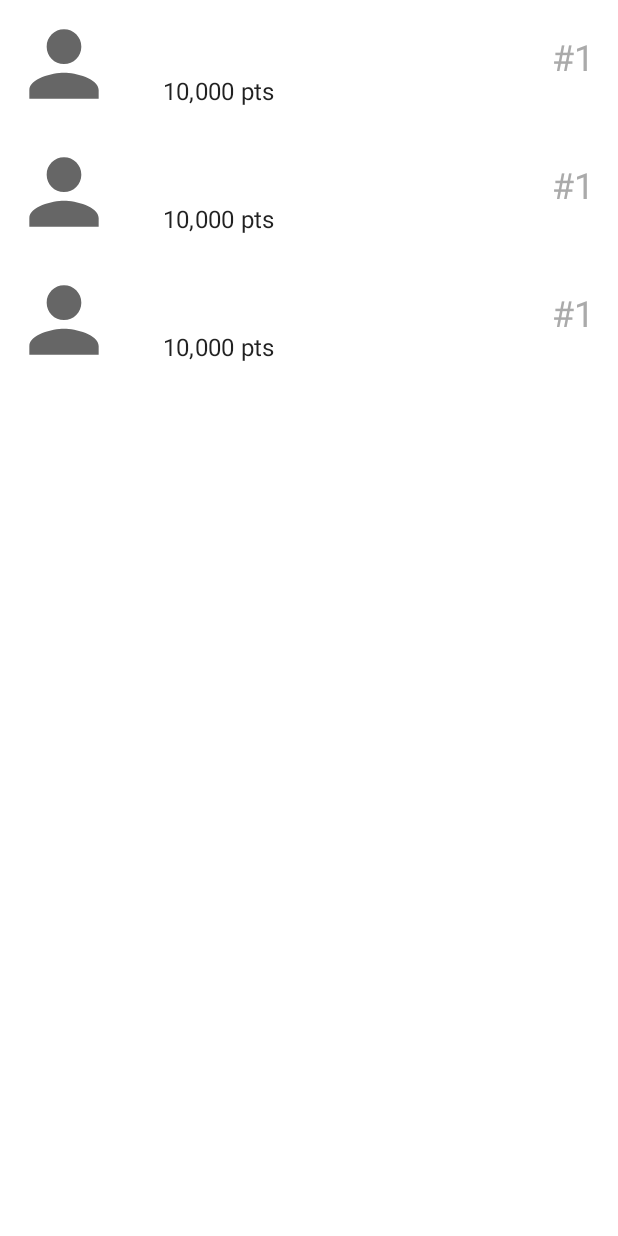
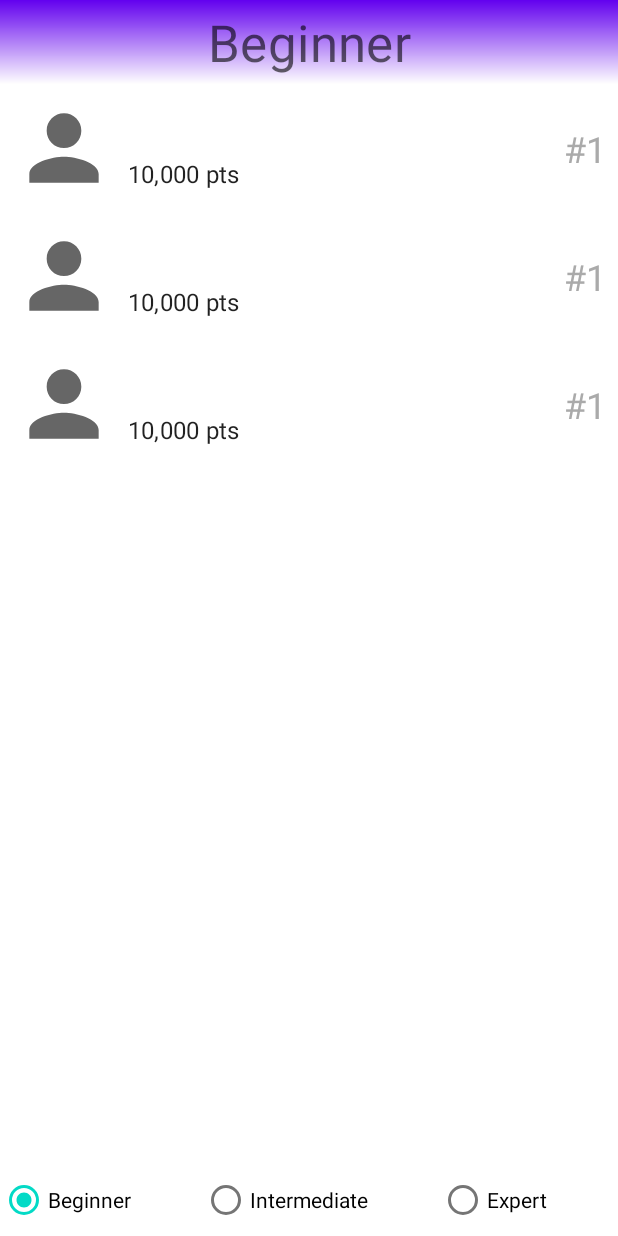
Before and after one commit to cohenItay/TopTapper, an Android app: the layout fragment_leaderboard.xml on its own in the app's theme, with its tools: preview values and no code run, on a phone screen of 412 x 824 dp. Run offline under Robolectric (Android 15) with nearby library versions, the phone set to English and light mode, and no system bars.

Commit message:
core game is done

```diff
--- a/app/build.gradle
+++ b/app/build.gradle
@@ -34,7 +34,6 @@ dependencies {
     implementation "androidx.room:room-rxjava2:$room_version"
     implementation "io.reactivex.rxjava2:rxandroid:2.0.1"
     implementation "androidx.navigation:navigation-fragment:$nav_version"
-    implementation 'com.google.code.gson:gson:2.8.6'
     implementation "androidx.navigation:navigation-ui:$nav_version"
     implementation 'com.google.android.material:material:1.2.1'
     implementation fileTree(dir: "libs", include: ["*.jar"])
--- a/app/src/main/java/com/itaycohen/toptapper/App.java
+++ b/app/src/main/java/com/itaycohen/toptapper/App.java
@@ -2,6 +2,8 @@ package com.itaycohen.toptapper;
 
 import android.app.Application;
 import android.content.Context;
+
+import com.itaycohen.toptapper.repos.UserRepository;
 
 public class App extends Application {
 
@@ -11,6 +13,7 @@ public class App extends Application {
     public void onCreate() {
         super.onCreate();
         appContext = this;
+        UserRepository.getInstance().init(appContext);
     }
 
     public static Context getAppContext() {
--- a/app/src/main/java/com/itaycohen/toptapper/db/AppDatabase.java
+++ b/app/src/main/java/com/itaycohen/toptapper/db/AppDatabase.java
@@ -18,7 +18,8 @@ public abstract class AppDatabase extends RoomDatabase {
     public static AppDatabase getInstance() {
         if (instance == null){
             instance = Room.databaseBuilder(App.getAppContext(),
-                    AppDatabase.class, "app_database").build();
+                    AppDatabase.class, "app_database")
+                    .build();
         }
         return instance;
     }
--- a/app/src/main/java/com/itaycohen/toptapper/db/room_helpers/UserAndRecords.java
+++ b/app/src/main/java/com/itaycohen/toptapper/db/room_helpers/UserAndRecords.java
@@ -10,8 +10,8 @@ public class UserAndRecords {
     @Embedded
     public UserModel userModel;
     @Relation(
-            parentColumn = "id",
-            entityColumn = "user_id"
+            parentColumn = "user_name",
+            entityColumn = "owner_name"
     )
     public Records records;
 
--- a/app/src/main/java/com/itaycohen/toptapper/models/UserModel.java
+++ b/app/src/main/java/com/itaycohen/toptapper/models/UserModel.java
@@ -13,10 +13,9 @@ import androidx.room.PrimaryKey;
 @Entity(tableName = "users")
 public class UserModel {
 
-    @PrimaryKey(autoGenerate = true)
-    public int id;
-
+    @PrimaryKey
     @ColumnInfo(name = "user_name")
+    @NonNull
     public String userName;
 
     @ColumnInfo(name = "avatar_res")
--- a/app/src/main/java/com/itaycohen/toptapper/ui/EntranceFragment.java
+++ b/app/src/main/java/com/itaycohen/toptapper/ui/EntranceFragment.java
@@ -41,5 +41,9 @@ public class EntranceFragment extends Fragment {
                     Navigation.findNavController(v).navigate(R.id.action_entranceFragment_to_defineUserFragment, b);
                 }
         );
+
+        view.findViewById(R.id.leaderboardBtn).setOnClickListener(v -> {
+            Navigation.findNavController(v).navigate(EntranceFragmentDirections.actionEntranceFragmentToLeaderBoardFragment());
+        });
     }
 }
--- /dev/null
+++ b/app/src/main/res/drawable/level_headling_bg.xml
@@ -0,0 +1,10 @@
+<?xml version="1.0" encoding="utf-8"?>
+<shape
+    xmlns:android="http://schemas.android.com/apk/res/android"
+    android:shape="rectangle">
+
+    <gradient android:type="linear"
+        android:startColor="@color/purple_500"
+        android:endColor="@android:color/transparent"
+        android:angle="270"/>
+</shape>
--- a/app/src/main/res/layout/fragment_leaderboard.xml
+++ b/app/src/main/res/layout/fragment_leaderboard.xml
@@ -1,14 +1,65 @@
 <?xml version="1.0" encoding="utf-8"?>
-<androidx.recyclerview.widget.RecyclerView
+<LinearLayout
     xmlns:android="http://schemas.android.com/apk/res/android"
     xmlns:app="http://schemas.android.com/apk/res-auto"
     xmlns:tools="http://schemas.android.com/tools"
-    android:id="@+id/leaderboard_list"
     android:layout_width="match_parent"
     android:layout_height="match_parent"
-    app:layoutManager="androidx.recyclerview.widget.LinearLayoutManager"
-    app:layout_constraintBottom_toBottomOf="parent"
-    app:layout_constraintEnd_toEndOf="parent"
-    app:layout_constraintStart_toStartOf="parent"
-    app:layout_constraintTop_toTopOf="parent"
-    tools:listitem="@layout/list_view_item"/>
+    android:orientation="vertical">
+
+    <TextView
+        android:id="@+id/levelHeadline"
+        android:layout_width="match_parent"
+        android:layout_height="wrap_content"
+        android:textAppearance="@style/TextAppearance.MaterialComponents.Headline4"
+        android:paddingTop="5dp"
+        android:textAlignment="center"
+        android:background="@drawable/level_headling_bg"
+        android:paddingBottom="5dp"
+        tools:text="Beginner"/>
+
+    <androidx.recyclerview.widget.RecyclerView
+        android:id="@+id/leaderboardRecycler"
+        android:layout_width="match_parent"
+        android:layout_height="0dp"
+        android:layout_weight="1"
+        app:layoutManager="androidx.recyclerview.widget.LinearLayoutManager"
+        app:layout_constraintBottom_toBottomOf="parent"
+        app:layout_constraintEnd_toEndOf="parent"
+        app:layout_constraintStart_toStartOf="parent"
+        app:layout_constraintTop_toTopOf="parent"
+        tools:listitem="@layout/leadboard_item"/>
+
+    <RadioGroup
+        android:id="@+id/radioGroup"
+        android:layout_width="match_parent"
+        android:layout_height="wrap_content"
+        android:orientation="horizontal"
+        android:gravity="center">
+
+        <RadioButton
+            android:id="@+id/beginnerRadioBtn"
+            android:layout_width="wrap_content"
+            android:layout_height="wrap_content"
+            android:text="@string/newb"
+            android:checked="true"
+            android:textAlignment="viewStart"
+            android:layout_weight="1"/>
+
+        <RadioButton
+            android:id="@+id/intermediateRadioBtn"
+            android:layout_width="wrap_content"
+            android:layout_height="wrap_content"
+            android:text="@string/intermediate"
+            android:textAlignment="viewStart"
+            android:layout_weight="1"/>
+
+        <RadioButton
+            android:id="@+id/expertRadioBtn"
+            android:layout_width="wrap_content"
+            android:layout_height="wrap_content"
+            android:text="@string/expert"
+            android:textAlignment="viewStart"
+            android:layout_weight="1"/>
+    </RadioGroup>
+</LinearLayout>
--- a/app/src/main/res/layout/fragment_level.xml
+++ b/app/src/main/res/layout/fragment_level.xml
@@ -32,7 +32,7 @@
         android:layout_width="wrap_content"
         android:layout_height="wrap_content"
         android:layout_marginTop="20dp"
-        android:text="@string/average"
+        android:text="@string/intermediate"
         app:layout_constraintEnd_toEndOf="parent"
         app:layout_constraintStart_toStartOf="parent"
         app:layout_constraintTop_toBottomOf="@+id/newbBtn" />
--- a/app/src/main/res/layout/list_view_item.xml
+++ b/app/src/main/res/layout/leadboard_item.xml
@@ -24,8 +24,8 @@
 
     <TextView
         android:id="@+id/user_name_text"
-        android:layout_width="228dp"
-        android:layout_height="28dp"
+        android:layout_width="0dp"
+        android:layout_height="wrap_content"
         android:layout_marginStart="8dp"
         android:layout_marginTop="8dp"
         android:layout_marginEnd="8dp"
@@ -39,8 +39,8 @@
 
     <TextView
         android:id="@+id/user_points_text"
-        android:layout_width="228dp"
-        android:layout_height="21dp"
+        android:layout_width="0dp"
+        android:layout_height="wrap_content"
         android:layout_marginStart="8dp"
         android:layout_marginEnd="8dp"
         android:layout_marginBottom="8dp"
@@ -54,16 +54,18 @@
 
     <TextView
         android:id="@+id/user_rank_text"
-        android:layout_width="36dp"
-        android:layout_height="43dp"
+        android:layout_width="wrap_content"
+        android:layout_height="wrap_content"
         android:layout_marginTop="8dp"
         android:layout_marginEnd="8dp"
         android:layout_marginBottom="8dp"
+        android:gravity="center"
         android:textAppearance="@style/TextAppearance.MyTheme.Headline5"
         android:textColor="@android:color/darker_gray"
         app:layout_constraintBottom_toBottomOf="parent"
         app:layout_constraintEnd_toEndOf="parent"
         app:layout_constraintTop_toTopOf="parent"
+        android:textDirection="ltr"
         tools:text="#1" />
 
 </androidx.constraintlayout.widget.ConstraintLayout>
```
Also changed, not shown: app/src/main/java/com/itaycohen/toptapper/GsonContainer.java (deleted, +0 -14 lines), app/src/main/java/com/itaycohen/toptapper/db/dao/RecordsDao.java (+28 -43 lines), app/src/main/java/com/itaycohen/toptapper/db/dao/UserDao.java (+8 -19 lines), app/src/main/java/com/itaycohen/toptapper/models/Records.java (+17 -7 lines), app/src/main/java/com/itaycohen/toptapper/repos/UserRepository.java (+13 -16 lines), app/src/main/java/com/itaycohen/toptapper/ui/LeaderBoardAdapter.java (added, +133 -0 lines), app/src/main/java/com/itaycohen/toptapper/ui/LeaderBoardFragment.java (+58 -0 lines), app/src/main/java/com/itaycohen/toptapper/ui/TapFragment.java (+9 -7 lines), app/src/main/res/values/strings.xml (+27 -27 lines), 1 other file.
